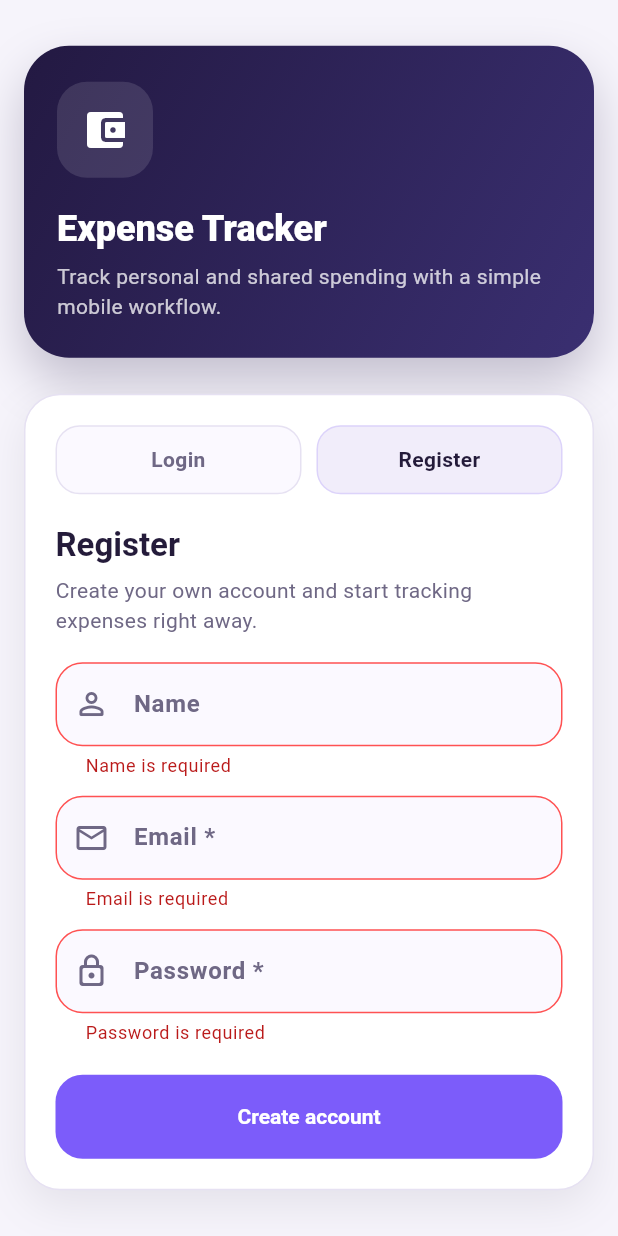
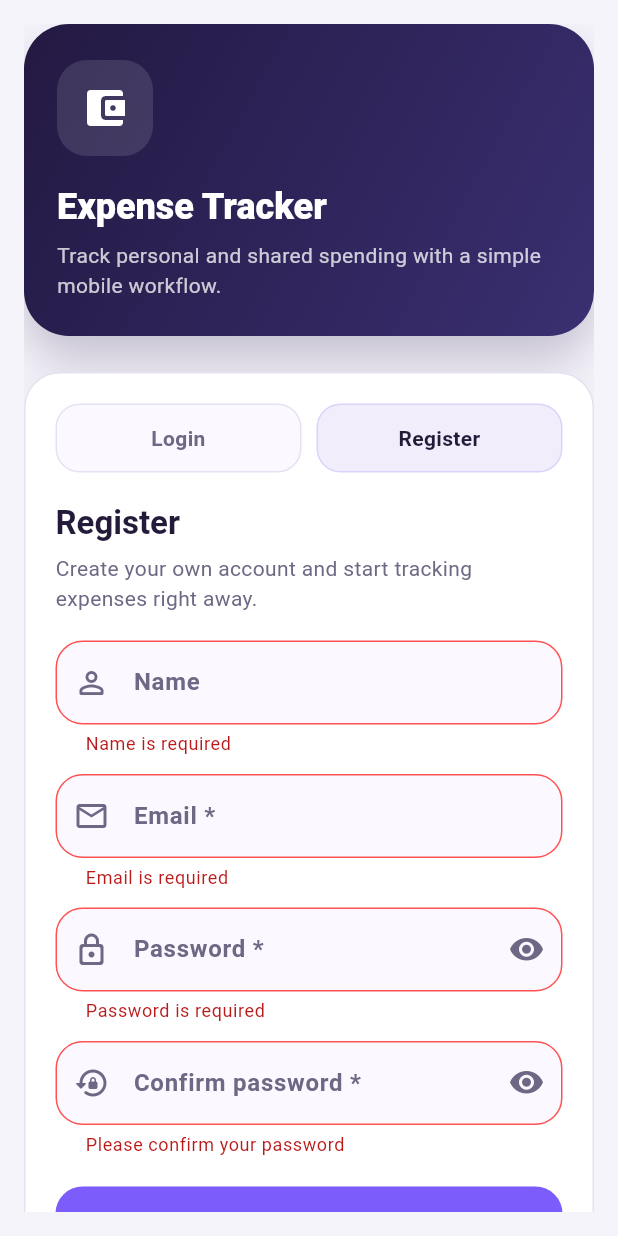
Before and after one commit to kyawsoe-dev/expense-tracker-mobile, a Flutter app: the screen it shows after launch, after a tap on "Register", after a tap on "Create account", on a phone screen of 412 x 824 dp. Run offline on Flutter 3.47's test engine with Material 3 defaults, Android fonts, the phone set to English and light mode, and no system bars; our stand-ins replace dio, fl_chart, flutter_riverpod, flutter_secure_storage.

Commit message:
initial commit

```diff
--- a/lib/features/auth/presentation/screens/login_screen.dart
+++ b/lib/features/auth/presentation/screens/login_screen.dart
@@ -20,8 +20,12 @@ class _LoginScreenState extends ConsumerState<LoginScreen> {
   final _registerNameCtrl = TextEditingController();
   final _registerEmailCtrl = TextEditingController();
   final _registerPasswordCtrl = TextEditingController();
+  final _registerConfirmPasswordCtrl = TextEditingController();
   bool _loading = false;
   bool _isRegisterMode = false;
+  bool _showLoginPassword = false;
+  bool _showRegisterPassword = false;
+  bool _showRegisterConfirmPassword = false;
 
   @override
   void dispose() {
@@ -30,6 +34,7 @@ class _LoginScreenState extends ConsumerState<LoginScreen> {
     _registerNameCtrl.dispose();
     _registerEmailCtrl.dispose();
     _registerPasswordCtrl.dispose();
+    _registerConfirmPasswordCtrl.dispose();
     super.dispose();
   }
 
@@ -244,7 +249,24 @@ class _LoginScreenState extends ConsumerState<LoginScreen> {
                                     nameCtrl: _registerNameCtrl,
                                     emailCtrl: _registerEmailCtrl,
                                     passwordCtrl: _registerPasswordCtrl,
+                                    confirmPasswordCtrl:
+                                        _registerConfirmPasswordCtrl,
                                     loading: _loading,
+                                    showPassword: _showRegisterPassword,
+                                    showConfirmPassword:
+                                        _showRegisterConfirmPassword,
+                                    onTogglePassword: () {
+                                      setState(() {
+                                        _showRegisterPassword =
+                                            !_showRegisterPassword;
+                                      });
+                                    },
+                                    onToggleConfirmPassword: () {
+                                      setState(() {
+                                        _showRegisterConfirmPassword =
+                                            !_showRegisterConfirmPassword;
+                                      });
+                                    },
                                     onSubmit: _submitRegistration,
                                   )
                                 : _LoginForm(
@@ -253,6 +275,13 @@ class _LoginScreenState extends ConsumerState<LoginScreen> {
                                     emailCtrl: _loginEmailCtrl,
                                     passwordCtrl: _loginPasswordCtrl,
                                     loading: _loading,
+                                    showPassword: _showLoginPassword,
+                                    onTogglePassword: () {
+                                      setState(() {
+                                        _showLoginPassword =
+                                            !_showLoginPassword;
+                                      });
+                                    },
                                     onSubmit: _submitLogin,
                                   ),
                           ),
@@ -318,6 +347,8 @@ class _LoginForm extends StatelessWidget {
   final TextEditingController emailCtrl;
   final TextEditingController passwordCtrl;
   final bool loading;
+  final bool showPassword;
+  final VoidCallback onTogglePassword;
   final Future<void> Function() onSubmit;
 
   const _LoginForm({
@@ -326,6 +357,8 @@ class _LoginForm extends StatelessWidget {
     required this.emailCtrl,
     required this.passwordCtrl,
     required this.loading,
+    required this.showPassword,
+    required this.onTogglePassword,
     required this.onSubmit,
   });
 
@@ -362,11 +395,19 @@ class _LoginForm extends StatelessWidget {
           const SizedBox(height: 12),
           TextFormField(
             controller: passwordCtrl,
-            obscureText: true,
-            decoration: const InputDecoration(
+            obscureText: !showPassword,
+            decoration: InputDecoration(
               labelText: 'Password *',
               hintText: 'Enter your password',
-              prefixIcon: Icon(Icons.lock_outline_rounded),
+              prefixIcon: const Icon(Icons.lock_outline_rounded),
+              suffixIcon: IconButton(
+                onPressed: onTogglePassword,
+                icon: Icon(
+                  showPassword
+                      ? Icons.visibility_off_rounded
+                      : Icons.visibility_rounded,
+                ),
+              ),
             ),
             validator: _passwordValidator,
           ),
@@ -398,7 +439,12 @@ class _RegisterForm extends StatelessWidget {
   final TextEditingController nameCtrl;
   final TextEditingController emailCtrl;
   final TextEditingController passwordCtrl;
+  final TextEditingController confirmPasswordCtrl;
   final bool loading;
+  final bool showPassword;
+  final bool showConfirmPassword;
+  final VoidCallback onTogglePassword;
+  final VoidCallback onToggleConfirmPassword;
   final Future<void> Function() onSubmit;
 
   const _RegisterForm({
@@ -407,7 +453,12 @@ class _RegisterForm extends StatelessWidget {
     required this.nameCtrl,
     required this.emailCtrl,
     required this.passwordCtrl,
+    required this.confirmPasswordCtrl,
     required this.loading,
+    required this.showPassword,
+    required this.showConfirmPassword,
+    required this.onTogglePassword,
+    required this.onToggleConfirmPassword,
     required this.onSubmit,
   });
 
@@ -460,13 +511,48 @@ class _RegisterForm extends StatelessWidget {
           const SizedBox(height: 12),
           TextFormField(
             controller: passwordCtrl,
-            obscureText: true,
-            decoration: const InputDecoration(
+            obscureText: !showPassword,
+            decoration: InputDecoration(
               labelText: 'Password *',
               hintText: 'At least 8 characters',
-              prefixIcon: Icon(Icons.lock_outline_rounded),
+              prefixIcon: const Icon(Icons.lock_outline_rounded),
+              suffixIcon: IconButton(
+                onPressed: onTogglePassword,
+                icon: Icon(
+                  showPassword
+                      ? Icons.visibility_off_rounded
+                      : Icons.visibility_rounded,
+                ),
+              ),
             ),
             validator: _passwordValidator,
+          ),
+          const SizedBox(height: 12),
+          TextFormField(
+            controller: confirmPasswordCtrl,
+            obscureText: !showConfirmPassword,
+            decoration: InputDecoration(
+              labelText: 'Confirm password *',
+              hintText: 'Re-enter your password',
+              prefixIcon: const Icon(Icons.lock_reset_rounded),
+              suffixIcon: IconButton(
+                onPressed: onToggleConfirmPassword,
+                icon: Icon(
+                  showConfirmPassword
+                      ? Icons.visibility_off_rounded
+                      : Icons.visibility_rounded,
+                ),
+              ),
+            ),
+            validator: (value) {
+              if (value == null || value.isEmpty) {
+                return 'Please confirm your password';
+              }
+              if (value != passwordCtrl.text) {
+                return 'Passwords do not match';
+              }
+              return null;
+            },
           ),
           const SizedBox(height: 20),
           SizedBox(
```
